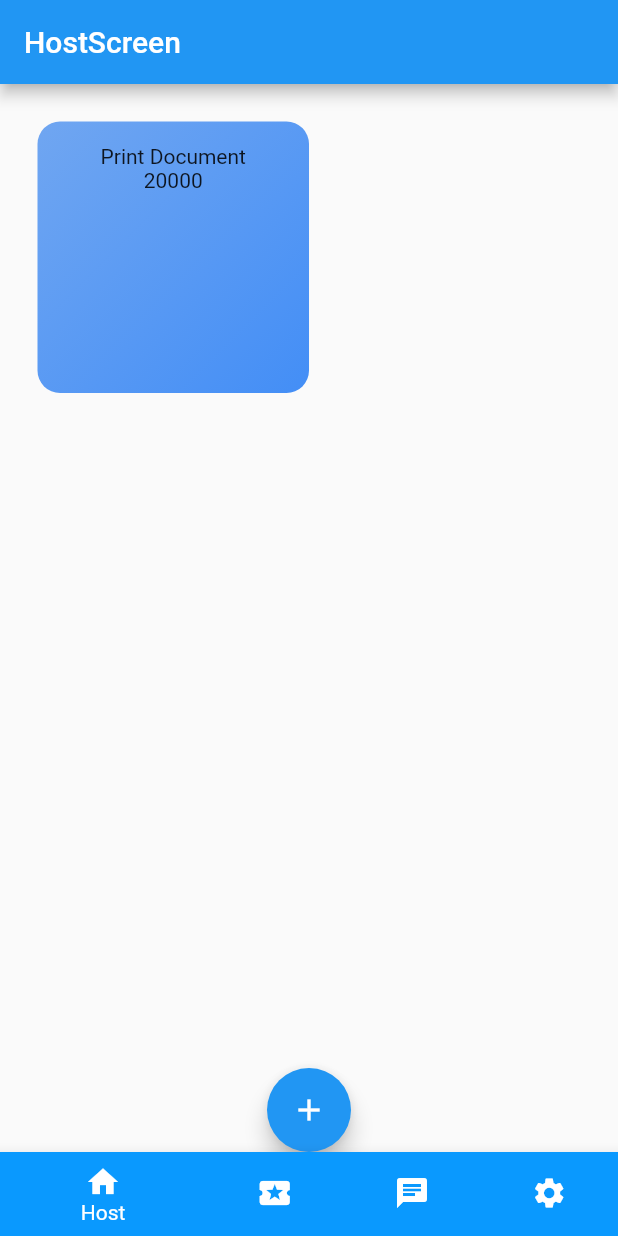
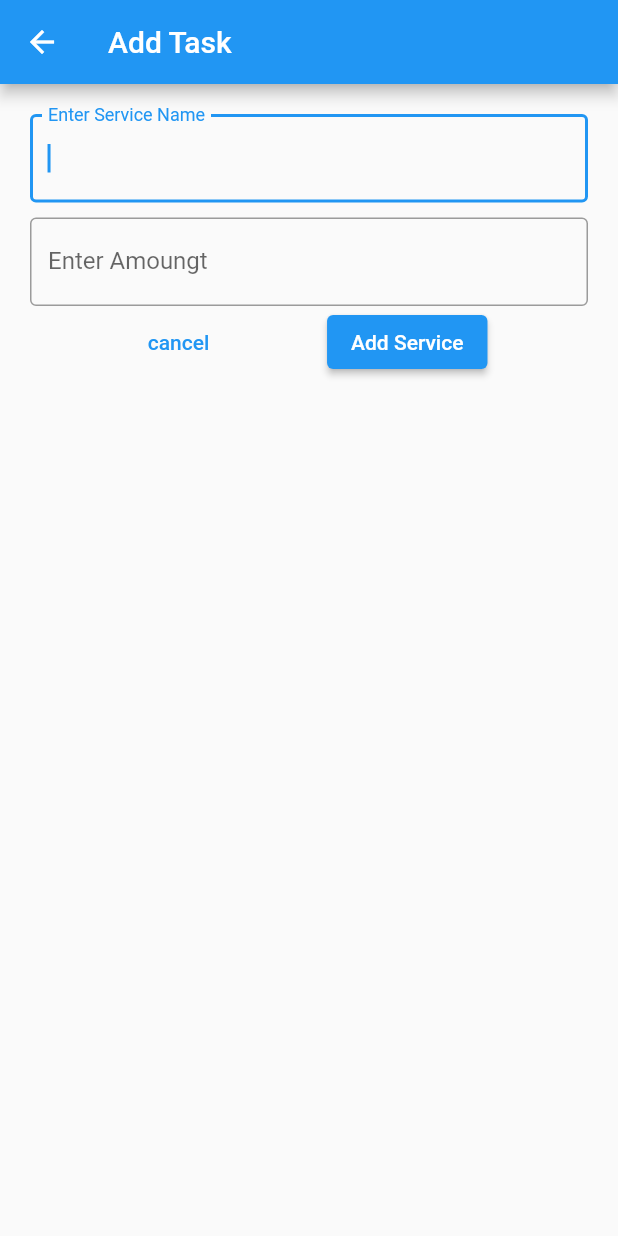
Before and after one commit to konnofuente/roshup_mobile_app_flutter_aws, a Flutter app: the HomePage screen opened directly, after a tap on the "add" icon, on a phone screen of 412 x 824 dp. Run offline on Flutter 3.47's test engine with Material 2 defaults, Android fonts, the phone set to English and light mode, and no system bars; our stand-ins replace babstrap_settings_screen, equatable, flutter_bloc, intl_phone_field, settings_ui; missing offline and left inert: amplify_auth_cognito, amplify_core, amplify_datastore, amplify_flutter.

Commit message:
Add Service Successfull!!!

```diff
--- a/amplify/cli.json
+++ b/amplify/cli.json
@@ -56,7 +56,5 @@
             "overrides": true
         }
     },
-  "debug": {
-    "shareProjectConfig": true
+    "debug": {}
 }
-}
--- a/lib/models/ModelProvider.dart
+++ b/lib/models/ModelProvider.dart
@@ -26,7 +26,7 @@ export 'SERVICE.dart';
 
 class ModelProvider implements ModelProviderInterface {
   @override
-  String version = "0746d70a78aca74708a79ef57bf32db9";
+  String version = "d33d6eec91790a0f3c8c04736953d1b7";
   @override
   List<ModelSchema> modelSchemas = [SERVICE.schema];
   static final ModelProvider _instance = ModelProvider();
--- a/lib/models/SERVICE.dart
+++ b/lib/models/SERVICE.dart
@@ -41,12 +41,30 @@ class SERVICE extends Model {
     return id;
   }
 
-  String? get name {
-    return _name;
+  String get name {
+    try {
+      return _name!;
+    } catch(e) {
+      throw new AmplifyCodeGenModelException(
+          AmplifyExceptionMessages.codeGenRequiredFieldForceCastExceptionMessage,
+          recoverySuggestion:
+            AmplifyExceptionMessages.codeGenRequiredFieldForceCastRecoverySuggestion,
+          underlyingException: e.toString()
+          );
+    }
   }
 
-  int? get amoungt {
-    return _amoungt;
+  int get amoungt {
+    try {
+      return _amoungt!;
+    } catch(e) {
+      throw new AmplifyCodeGenModelException(
+          AmplifyExceptionMessages.codeGenRequiredFieldForceCastExceptionMessage,
+          recoverySuggestion:
+            AmplifyExceptionMessages.codeGenRequiredFieldForceCastRecoverySuggestion,
+          underlyingException: e.toString()
+          );
+    }
   }
 
   TemporalDateTime? get createdAt {
@@ -57,9 +75,9 @@ class SERVICE extends Model {
     return _updatedAt;
   }
 
-  const SERVICE._internal({required this.id, name, amoungt, createdAt, updatedAt}): _name = name, _amoungt = amoungt, _createdAt = createdAt, _updatedAt = updatedAt;
+  const SERVICE._internal({required this.id, required name, required amoungt, createdAt, updatedAt}): _name = name, _amoungt = amoungt, _createdAt = createdAt, _updatedAt = updatedAt;
 
-  factory SERVICE({String? id, String? name, int? amoungt}) {
+  factory SERVICE({String? id, required String name, required int amoungt}) {
     return SERVICE._internal(
       id: id == null ? UUID.getUUID() : id,
       name: name,
@@ -137,13 +155,13 @@ class SERVICE extends Model {
 
     modelSchemaDefinition.addField(ModelFieldDefinition.field(
       key: SERVICE.NAME,
-      isRequired: false,
+      isRequired: true,
       ofType: ModelFieldType(ModelFieldTypeEnum.string)
     ));
 
     modelSchemaDefinition.addField(ModelFieldDefinition.field(
       key: SERVICE.AMOUNGT,
-      isRequired: false,
+      isRequired: true,
       ofType: ModelFieldType(ModelFieldTypeEnum.int)
     ));
 
--- a/lib/screens/Home/HostScreen.dart
+++ b/lib/screens/Home/HostScreen.dart
@@ -4,10 +4,21 @@ import 'package:roshup_mobile_app_flutter_aws/models/ModelProvider.dart';
 import 'package:roshup_mobile_app_flutter_aws/widgets/service_item.dart';
 
 import '../../blocs/bloc_export.dart';
+import '../../widgets/add_service.dart';
 import '../../widgets/service_grid_view.dart';
 
 class HostScreen extends StatelessWidget {
   const HostScreen({Key? key}) : super(key: key);
+
+    void _addTask(BuildContext context) {
+    showModalBottomSheet(
+        context: context,
+        builder: (context) => SingleChildScrollView(
+            child: Container(
+                padding: EdgeInsets.only(
+                    bottom: MediaQuery.of(context).viewInsets.bottom),
+                child: AddServiceScreen())));
+  }
 
   @override
   Widget build(BuildContext context) {
@@ -20,6 +31,10 @@ class HostScreen extends StatelessWidget {
             FloatingActionButton(
                onPressed: () {
               // _addTask(context);
+              Navigator.push(
+              context,
+              MaterialPageRoute(builder: (context) => const AddServiceScreen()),
+            );
             },
             child: const Icon(
               Icons.add,),
--- a/lib/widgets/add_service.dart
+++ b/lib/widgets/add_service.dart
@@ -1,16 +1,26 @@
 import 'package:flutter/material.dart';
+import 'package:roshup_mobile_app_flutter_aws/blocs/bloc_export.dart';
+import 'package:roshup_mobile_app_flutter_aws/models/ModelProvider.dart';
 
+class AddServiceScreen extends StatefulWidget {
+  const AddServiceScreen({Key? key}) : super(key: key);
 
+  @override
+  State<AddServiceScreen> createState() => _AddServiceScreenState();
+}
 
-
-class AddTaskScreen extends StatelessWidget {
-  const AddTaskScreen({Key? key}) : super(key: key);
-
+class _AddServiceScreenState extends State<AddServiceScreen> {
+  late String input_name;
+  late int input_agt;
   @override
   Widget build(BuildContext context) {
     TextEditingController titleController = TextEditingController();
-    TextEditingController descriptionController = TextEditingController();
-    return Container(
+    TextEditingController amoungtController = TextEditingController();
+    return Scaffold(
+      appBar: AppBar(
+        title: const Text('Add Task'),
+      ),
+      body: Container(
         padding: const EdgeInsets.all(20),
         child: Column(
           children: [
@@ -26,7 +36,7 @@ class AddTaskScreen extends StatelessWidget {
             TextField(
               autofocus: true,
               keyboardType: TextInputType.number,
-            controller: descriptionController,
+              controller: amoungtController,
               decoration: const InputDecoration(
                 label: Text('Enter Amoungt'),
                 border: OutlineInputBorder(),
@@ -40,23 +50,26 @@ class AddTaskScreen extends StatelessWidget {
                     child: const Text('cancel')),
                 ElevatedButton(
                     onPressed: () {
-                    // var task = TODO(
-
-                    //     name: titleController.text,
-                    //     description: descriptionController.text,
-                    //     isComplete: false,
-                    //     isRemove: false);
-                    // titleController.text.isNotEmpty
-                    //     ? context.read<TasksBloc>().add(AddTask(task: task))
-                    //     : print(
-                    //         'No value entered!!!!!!!!!!!!!!!!!!!!!!!!!!!!!!!!!!!!!!!!!!!!!!!!!!!!1');
-                    // Navigator.pop(context);
+                      var Service = SERVICE(
+                          name: titleController.text,
+                          // name:input_name,
+                          // amoungt: input_agt,
+                          amoungt: int.parse(amoungtController.text)
+                          );
+                      titleController.text.isNotEmpty
+                          ? context
+                              .read<ServicesBloc>()
+                              .add(AddServices(service: Service))
+                          : print(
+                              'No value entered!!!!!!!!!!!!!!!!!!!!!!!!!!!!!!!!!!!!!!!!!!!!!!!!!!!!1');
+                      Navigator.pop(context);
                     },
                     child: const Text('Add Service'))
               ],
             ),
           ],
         ),
+      ),
     );
   }
 }
```
Also changed, not shown: 1 other file. Lines whose indentation alone changed are shown as unchanged.
